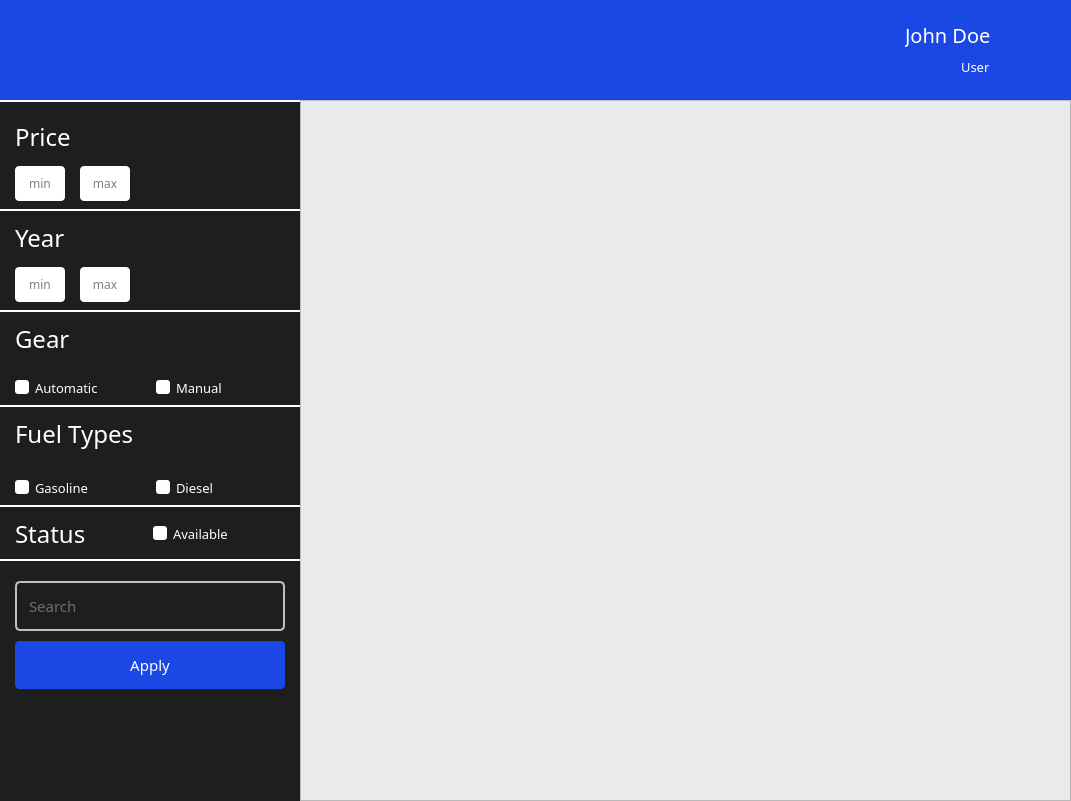
efeKbkci/CarRentalApp, file ui/uiFiles/carSelectionWindow.ui: the form before one commit.
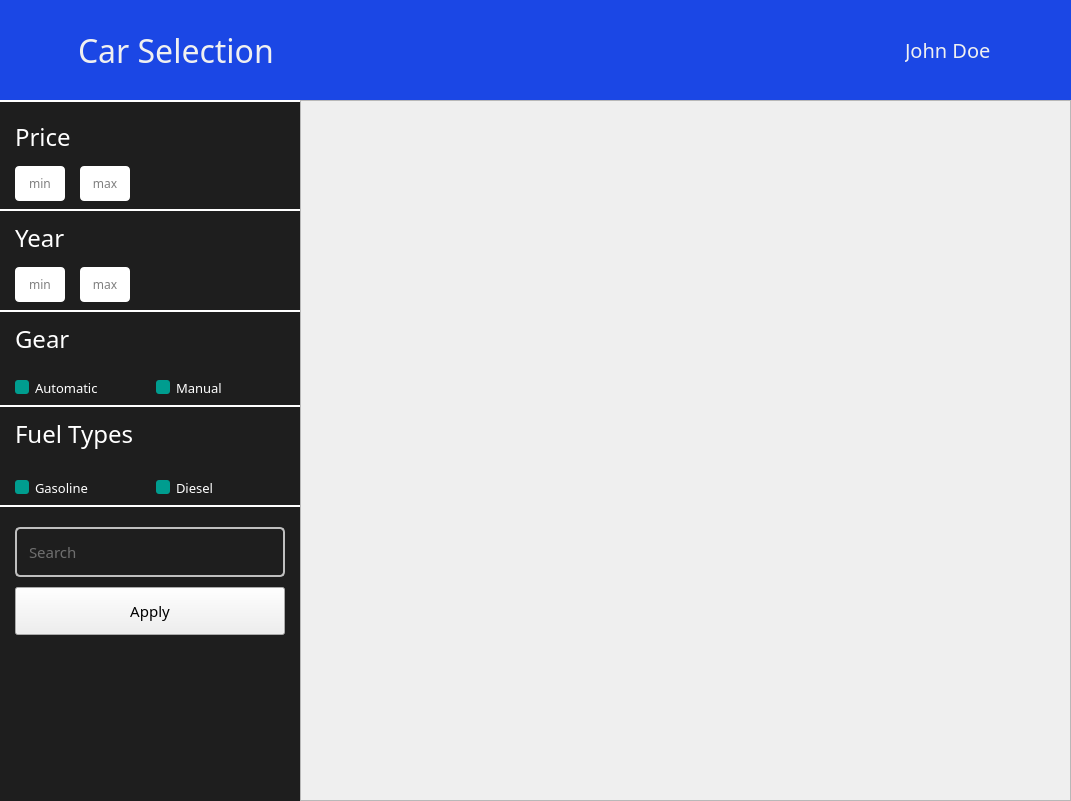
The form after the commit. Icons and pictures are not drawn.

```diff
--- a/ui/uiFiles/carSelectionWindow.ui
+++ b/ui/uiFiles/carSelectionWindow.ui
@@ -11,11 +11,17 @@
    </rect>
   </property>
   <property name="sizePolicy">
-   <sizepolicy hsizetype="Fixed" vsizetype="Fixed">
+   <sizepolicy hsizetype="Maximum" vsizetype="Maximum">
     <horstretch>0</horstretch>
     <verstretch>0</verstretch>
    </sizepolicy>
   </property>
+  <property name="minimumSize">
+   <size>
+    <width>800</width>
+    <height>600</height>
+   </size>
+  </property>
   <property name="windowTitle">
    <string>Form</string>
   </property>
@@ -63,39 +69,79 @@
       </size>
      </property>
      <property name="styleSheet">
-      <string notr="true">#titleWidget {
+      <string notr="true">QLabel {
+	color: #F0F0F0;
+}
+
+#titleWidget {
 	background-color: #1B47E5;
-}</string>
+}
+</string>
      </property>
      <layout class="QHBoxLayout" name="horizontalLayout_4">
       <property name="leftMargin">
        <number>20</number>
       </property>
       <item>
-       <widget class="QLabel" name="slogan">
+       <widget class="QPushButton" name="back_btn">
         <property name="sizePolicy">
-         <sizepolicy hsizetype="Minimum" vsizetype="Preferred">
+         <sizepolicy hsizetype="Maximum" vsizetype="Maximum">
           <horstretch>0</horstretch>
           <verstretch>0</verstretch>
          </sizepolicy>
         </property>
-        <property name="minimumSize">
-         <size>
-          <width>458</width>
-          <height>78</height>
-         </size>
-        </property>
         <property name="styleSheet">
-         <string notr="true"/>
+         <string notr="true">QPushButton {
+	border: None;
+	background-color: transparent;
+}</string>
         </property>
         <property name="text">
          <string/>
         </property>
-        <property name="pixmap">
-         <pixmap>../../assets/Drive_Freedom_Rent_Easy.png</pixmap>
+        <property name="icon">
+         <iconset>
+          <normaloff>../../assets/icons/back_navigation.png</normaloff>../../assets/icons/back_navigation.png</iconset>
         </property>
-        <property name="scaledContents">
-         <bool>false</bool>
+        <property name="iconSize">
+         <size>
+          <width>32</width>
+          <height>32</height>
+         </size>
+        </property>
+       </widget>
+      </item>
+      <item>
+       <spacer name="horizontalSpacer_3">
+        <property name="orientation">
+         <enum>Qt::Horizontal</enum>
+        </property>
+        <property name="sizeType">
+         <enum>QSizePolicy::Fixed</enum>
+        </property>
+        <property name="sizeHint" stdset="0">
+         <size>
+          <width>20</width>
+          <height>20</height>
+         </size>
+        </property>
+       </spacer>
+      </item>
+      <item>
+       <widget class="QLabel" name="window_title_label">
+        <property name="font">
+         <font>
+          <family>Roboto Mono</family>
+          <pointsize>24</pointsize>
+          <weight>50</weight>
+          <bold>false</bold>
+         </font>
+        </property>
+        <property name="styleSheet">
+         <string notr="true"/>
+        </property>
+        <property name="text">
+         <string>Car Selection</string>
         </property>
        </widget>
       </item>
@@ -111,7 +157,7 @@
          <number>12</number>
         </property>
         <item alignment="Qt::AlignRight">
-         <widget class="QLabel" name="nameLabel">
+         <widget class="QLabel" name="user_name_label">
           <property name="font">
            <font>
             <family>Roboto Mono Medium</family>
@@ -119,29 +165,13 @@
            </font>
           </property>
           <property name="styleSheet">
-           <string notr="true">color: white;</string>
+           <string notr="true"/>
           </property>
           <property name="text">
            <string>John Doe</string>
           </property>
          </widget>
         </item>
-        <item alignment="Qt::AlignRight">
-         <widget class="QLabel" name="prevligedLabel">
-          <property name="font">
-           <font>
-            <family>Roboto Mono Light</family>
-            <pointsize>10</pointsize>
-           </font>
-          </property>
-          <property name="styleSheet">
-           <string notr="true">color: white;</string>
-          </property>
-          <property name="text">
-           <string>User</string>
-          </property>
-         </widget>
-        </item>
        </layout>
       </item>
       <item>
@@ -206,7 +236,21 @@
        <property name="styleSheet">
         <string notr="true">#filterWidget {
 	background-color: #1E1E1E;
-}</string>
+}
+
+QCheckBox::indicator { /* Kutu kısmını temsil eder */
+    border: none;  /* Kenarlığı kaldır */
+    background-color: white;  /* İç rengi beyaz yap */
+	border-radius : 3px;
+}
+
+QCheckBox::indicator:checked {
+    border: none;  /* Kenarlığı kaldır */
+    background-color: #009D8F;  /* İç rengi beyaz yap */
+	border-radius : 3px;
+}
+
+</string>
        </property>
        <layout class="QVBoxLayout" name="verticalLayout_7">
         <property name="spacing">
@@ -305,7 +349,7 @@
               <number>15</number>
              </property>
              <item>
-              <widget class="QLineEdit" name="maxPriceTextF">
+              <widget class="QLineEdit" name="min_price_tf">
                <property name="sizePolicy">
                 <sizepolicy hsizetype="Fixed" vsizetype="Fixed">
                  <horstretch>0</horstretch>
@@ -341,6 +385,9 @@
 	background-color: rgb(255, 255, 255);
 }</string>
                </property>
+               <property name="inputMethodHints">
+                <set>Qt::ImhDigitsOnly</set>
+               </property>
                <property name="text">
                 <string/>
                </property>
@@ -353,7 +400,7 @@
               </widget>
              </item>
              <item>
-              <widget class="QLineEdit" name="minPriceTextF">
+              <widget class="QLineEdit" name="max_price_tf">
                <property name="sizePolicy">
                 <sizepolicy hsizetype="Fixed" vsizetype="Fixed">
                  <horstretch>0</horstretch>
@@ -497,7 +544,7 @@
               <number>15</number>
              </property>
              <item>
-              <widget class="QLineEdit" name="maxYearTextF">
+              <widget class="QLineEdit" name="min_year_tf">
                <property name="sizePolicy">
                 <sizepolicy hsizetype="Fixed" vsizetype="Fixed">
                  <horstretch>0</horstretch>
@@ -545,7 +592,7 @@
               </widget>
              </item>
              <item>
-              <widget class="QLineEdit" name="minYearTextF">
+              <widget class="QLineEdit" name="max_year_tf">
                <property name="sizePolicy">
                 <sizepolicy hsizetype="Fixed" vsizetype="Fixed">
                  <horstretch>0</horstretch>
@@ -637,12 +684,6 @@
 	color : white;
 }
 
-QCheckBox::indicator { /* Kutu kısmını temsil eder */
-    border: none;  /* Kenarlığı kaldır */
-    background-color: white;  /* İç rengi beyaz yap */
-	border-radius : 3px;
-}
-
 #gearTypeWidget {
 	border-bottom: 2px solid white;
 }</string>
@@ -688,7 +729,7 @@
               <number>0</number>
              </property>
              <item>
-              <widget class="QCheckBox" name="automatic">
+              <widget class="QCheckBox" name="automatic_cbox">
                <property name="font">
                 <font>
                  <family>Roboto Mono Light</family>
@@ -698,10 +739,13 @@
                <property name="text">
                 <string>Automatic</string>
                </property>
+               <property name="checked">
+                <bool>true</bool>
+               </property>
               </widget>
              </item>
              <item>
-              <widget class="QCheckBox" name="manual">
+              <widget class="QCheckBox" name="manual_cbox">
                <property name="font">
                 <font>
                  <family>Roboto Mono Light</family>
@@ -711,6 +755,9 @@
                <property name="text">
                 <string>Manual</string>
                </property>
+               <property name="checked">
+                <bool>true</bool>
+               </property>
               </widget>
              </item>
             </layout>
@@ -749,12 +796,6 @@
 	color : white;
 }
 
-QCheckBox::indicator { /* Kutu kısmını temsil eder */
-    border: none;  /* Kenarlığı kaldır */
-    background-color: white;  /* İç rengi beyaz yap */
-	border-radius : 3px;
-}
-
 #fuelTypeWidget {
 	border-bottom: 2px solid white;
 }</string>
@@ -800,7 +841,7 @@
               <number>0</number>
              </property>
              <item>
-              <widget class="QCheckBox" name="gasoline">
+              <widget class="QCheckBox" name="gasoline_cbox">
                <property name="font">
                 <font>
                  <family>Roboto Mono Light</family>
@@ -810,10 +851,13 @@
                <property name="text">
                 <string>Gasoline</string>
                </property>
+               <property name="checked">
+                <bool>true</bool>
+               </property>
               </widget>
              </item>
              <item>
-              <widget class="QCheckBox" name="diesel">
+              <widget class="QCheckBox" name="diesel_cbox">
                <property name="font">
                 <font>
                  <family>Roboto Mono Light</family>
@@ -826,6 +870,9 @@
                <property name="text">
                 <string>Diesel</string>
                </property>
+               <property name="checked">
+                <bool>true</bool>
+               </property>
               </widget>
              </item>
             </layout>
@@ -833,72 +880,6 @@
           </layout>
          </widget>
         </item>
-        <item>
-         <widget class="QWidget" name="statusWidget" native="true">
-          <property name="styleSheet">
-           <string notr="true">QWidget {
-	color : white;
-}
-
-QCheckBox::indicator { /* Kutu kısmını temsil eder */
-    border: none;  /* Kenarlığı kaldır */
-    background-color: white;  /* İç rengi beyaz yap */
-	border-radius : 3px;
-}
-
-#statusWidget {
-	border-bottom: 2px solid white;
-}</string>
-          </property>
-          <layout class="QHBoxLayout" name="horizontalLayout_7">
-           <property name="leftMargin">
-            <number>15</number>
-           </property>
-           <property name="topMargin">
-            <number>10</number>
-           </property>
-           <property name="rightMargin">
-            <number>15</number>
-           </property>
-           <property name="bottomMargin">
-            <number>10</number>
-           </property>
-           <item>
-            <widget class="QLabel" name="fuelTypeLabel_2">
-             <property name="sizePolicy">
-              <sizepolicy hsizetype="Preferred" vsizetype="Maximum">
-               <horstretch>0</horstretch>
-               <verstretch>0</verstretch>
-              </sizepolicy>
-             </property>
-             <property name="font">
-              <font>
-               <family>Roboto Mono Medium</family>
-               <pointsize>18</pointsize>
-              </font>
-             </property>
-             <property name="text">
-              <string>Status</string>
-             </property>
-            </widget>
-           </item>
-           <item>
-            <widget class="QCheckBox" name="checkBox">
-             <property name="font">
-              <font>
-               <family>Roboto Mono Light</family>
-               <pointsize>10</pointsize>
-               <kerning>true</kerning>
-              </font>
-             </property>
-             <property name="text">
-              <string>Available</string>
-             </property>
-            </widget>
-           </item>
-          </layout>
-         </widget>
-        </item>
         <item>
          <layout class="QVBoxLayout" name="searchLayout">
           <property name="spacing">
@@ -917,7 +898,7 @@
            <number>20</number>
           </property>
           <item>
-           <widget class="QLineEdit" name="searchTextF">
+           <widget class="QLineEdit" name="search_tf">
             <property name="sizePolicy">
              <sizepolicy hsizetype="Preferred" vsizetype="Fixed">
               <horstretch>0</horstretch>
@@ -962,7 +943,7 @@
            </widget>
           </item>
           <item>
-           <widget class="QPushButton" name="applyBtn">
+           <widget class="QPushButton" name="apply_btn">
             <property name="minimumSize">
              <size>
               <width>0</width>
@@ -979,18 +960,13 @@
              <font>
               <family>Roboto Mono Medium</family>
               <pointsize>11</pointsize>
-              <weight>7</weight>
+              <weight>50</weight>
               <italic>false</italic>
               <bold>false</bold>
              </font>
             </property>
             <property name="styleSheet">
-             <string notr="true">QPushButton {
-	background-color: #1B47E5;
-	color : white;
-	border-radius: 4px;
-	font: 57 11pt &quot;Roboto Mono Medium&quot;;
-}</string>
+             <string notr="true"/>
             </property>
             <property name="text">
              <string>Apply</string>
@@ -1037,7 +1013,7 @@
        <property name="widgetResizable">
         <bool>true</bool>
        </property>
-       <widget class="QWidget" name="carWidget">
+       <widget class="QWidget" name="widget_for_cards">
         <property name="geometry">
          <rect>
           <x>0</x>
@@ -1049,23 +1025,6 @@
         <property name="styleSheet">
          <string notr="true"/>
         </property>
-        <layout class="QHBoxLayout" name="carWidgetLayout">
-         <property name="spacing">
-          <number>0</number>
-         </property>
-         <property name="leftMargin">
-          <number>0</number>
-         </property>
-         <property name="topMargin">
-          <number>0</number>
-         </property>
-         <property name="rightMargin">
-          <number>0</number>
-         </property>
-         <property name="bottomMargin">
-          <number>0</number>
-         </property>
-        </layout>
        </widget>
       </widget>
      </item>
```
